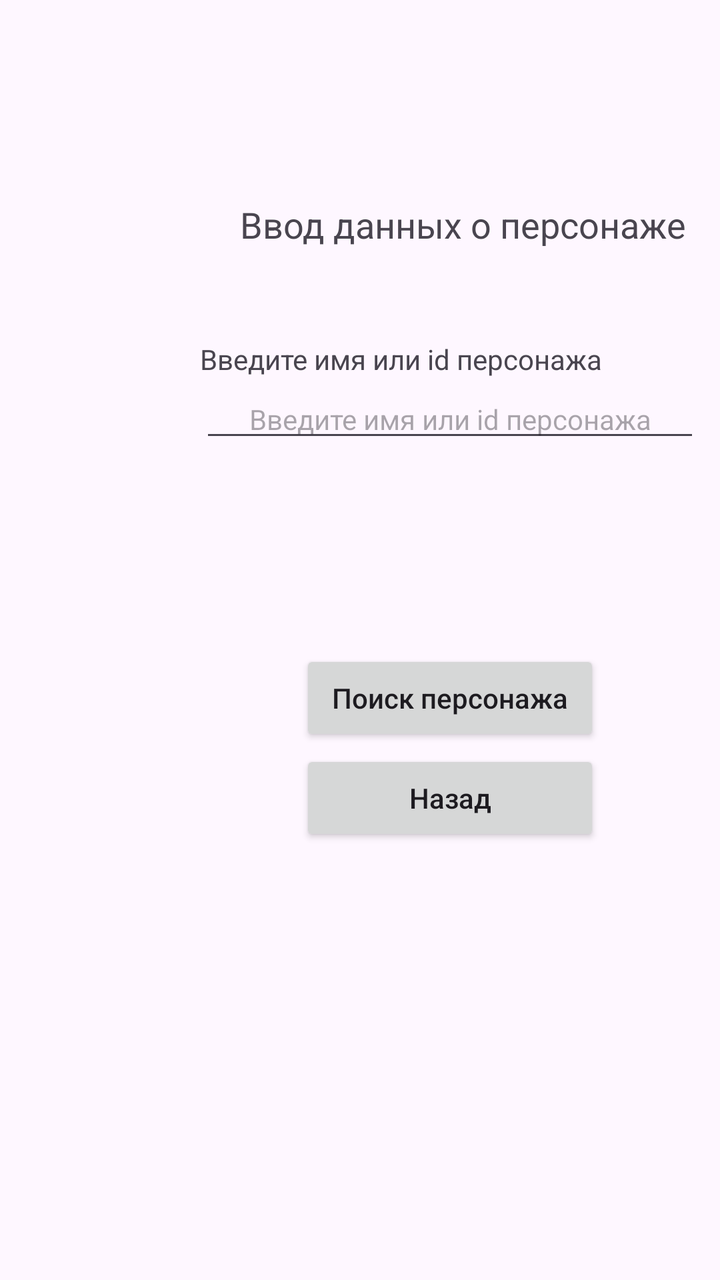
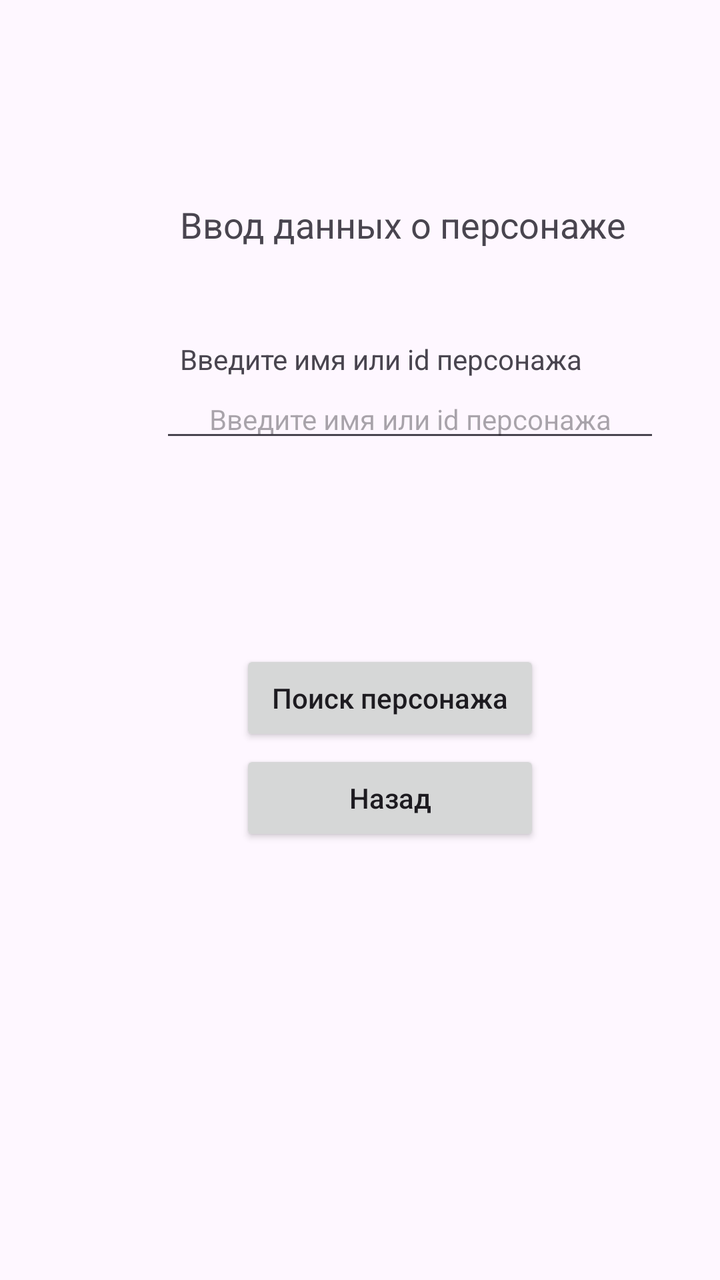

Before-and-after screenshots of an Android layout around one commit, followed by the original layout XML and the change that was made.
<!-- AndroidManifest.xml: application theme Theme.Rmp_pr_3kurs_5_2_v2_Savitsin -->
<!-- res/layout/fragment_input.xml -->
<?xml version="1.0" encoding="utf-8"?>
<FrameLayout xmlns:android="http://schemas.android.com/apk/res/android"
    xmlns:tools="http://schemas.android.com/tools"
    android:layout_width="match_parent"
    android:layout_height="match_parent"
    tools:context=".InputFragment">

    <TextView
        android:layout_width="wrap_content"
        android:layout_height="wrap_content"
        android:text="@string/InputInfoAboutCharacter"
        android:layout_marginTop="100sp"
        android:layout_marginLeft="120sp"
        android:textSize="18sp"/>

    <TextView
        android:layout_width="wrap_content"
        android:layout_height="wrap_content"
        android:text="@string/InputNameOrID"
        android:layout_marginLeft="100sp"
        android:layout_marginTop="170sp"/>

    <EditText
        android:id="@+id/nameOrIdInput"
        android:layout_width="wrap_content"
        android:layout_height="wrap_content"
        android:hint="@string/InputNameOrID"
        android:textSize="14sp"
        android:layout_marginLeft="100sp"
        android:layout_marginTop="190sp"
        android:width="250sp"
        android:textAlignment="center"/>

    <androidx.appcompat.widget.AppCompatButton
        android:id="@+id/btnSearch"
        android:layout_width="150sp"
        android:layout_height="wrap_content"
        android:layout_marginLeft="150sp"
        android:layout_marginTop="325sp"
        android:text="@string/SearchCharacter"
        android:textAllCaps="false" />

    <androidx.appcompat.widget.AppCompatButton
        android:id="@+id/btnBack"
        android:layout_width="150sp"
        android:layout_height="wrap_content"
        android:layout_marginLeft="150sp"
        android:layout_marginTop="375sp"
        android:text="@string/Back"
        android:textAllCaps="false" />

</FrameLayout>
<!-- resources referenced by this layout -->
<resources>
  <string name="Back">Назад</string>
  <string name="InputInfoAboutCharacter">Ввод данных о персонаже</string>
  <string name="InputNameOrID">Введите имя или id персонажа</string>
  <string name="SearchCharacter">Поиск персонажа</string>
  <style name="Theme.Rmp_pr_3kurs_5_2_v2_Savitsin" parent="Base.Theme.Rmp_pr_3kurs_5_2_v2_Savitsin" />
  <style name="Base.Theme.Rmp_pr_3kurs_5_2_v2_Savitsin" parent="Theme.Material3.DayNight.NoActionBar">
          
          
      </style>
</resources>

<!-- the commit's change to res/layout/fragment_input.xml (unified diff, before → after) -->
@@ -10,14 +10,14 @@
         android:layout_height="wrap_content"
         android:text="@string/InputInfoAboutCharacter"
         android:layout_marginTop="100sp"
-        android:layout_marginLeft="120sp"
+        android:layout_marginLeft="90sp"
         android:textSize="18sp"/>
 
     <TextView
         android:layout_width="wrap_content"
         android:layout_height="wrap_content"
         android:text="@string/InputNameOrID"
-        android:layout_marginLeft="100sp"
+        android:layout_marginLeft="90sp"
         android:layout_marginTop="170sp"/>
 
     <EditText
@@ -26,7 +26,7 @@
         android:layout_height="wrap_content"
         android:hint="@string/InputNameOrID"
         android:textSize="14sp"
-        android:layout_marginLeft="100sp"
+        android:layout_marginLeft="80sp"
         android:layout_marginTop="190sp"
         android:width="250sp"
         android:textAlignment="center"/>
@@ -35,7 +35,7 @@
         android:id="@+id/btnSearch"
         android:layout_width="150sp"
         android:layout_height="wrap_content"
-        android:layout_marginLeft="150sp"
+        android:layout_marginLeft="120sp"
         android:layout_marginTop="325sp"
         android:text="@string/SearchCharacter"
         android:textAllCaps="false" />
@@ -44,7 +44,7 @@
         android:id="@+id/btnBack"
         android:layout_width="150sp"
         android:layout_height="wrap_content"
-        android:layout_marginLeft="150sp"
+        android:layout_marginLeft="120sp"
         android:layout_marginTop="375sp"
         android:text="@string/Back"
         android:textAllCaps="false" />
